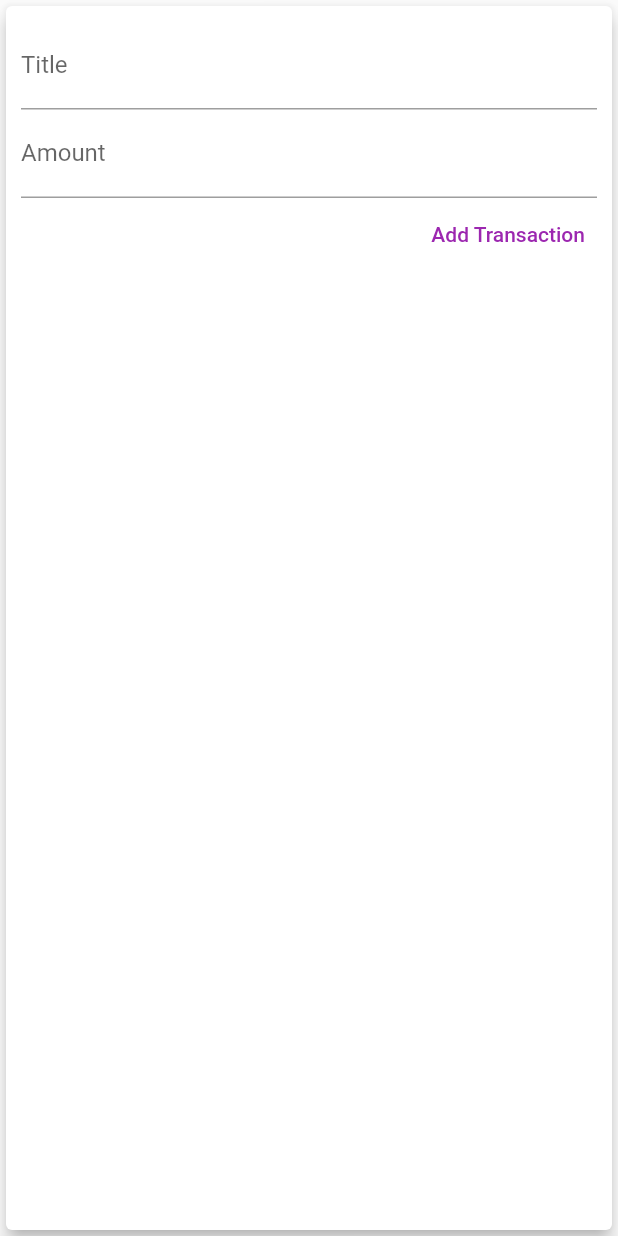
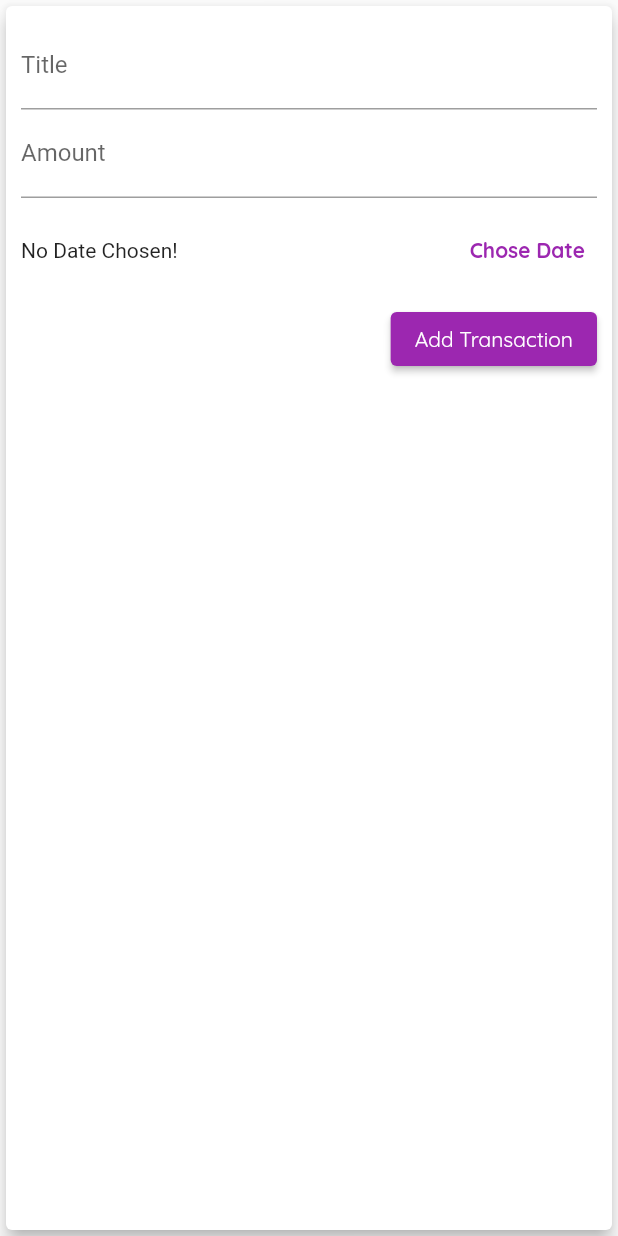
Before and after one commit to DjarallahBrahim/FlutterLearning, a Flutter app: the NewTransaction widget shown alone on an empty page, opened directly with empty values, after a tap on "Add Transaction", on a phone screen of 412 x 824 dp. Run offline on Flutter 3.47's test engine with Material 2 defaults, Android fonts, the light colour scheme and no system bars.

Commit message:
add datePicker

```diff
--- a/2-PersonalExpensesAPP/lib/widgets/new_transaction.dart
+++ b/2-PersonalExpensesAPP/lib/widgets/new_transaction.dart
@@ -1,6 +1,7 @@
 // ignore_for_file: use_key_in_widget_constructors, prefer_const_constructors, prefer_const_constructors_in_immutables
 
 import 'package:flutter/material.dart';
+import 'package:intl/intl.dart';
 
 class NewTransaction extends StatefulWidget {
   final Function addNewTransactipon;
@@ -12,22 +13,37 @@ class NewTransaction extends StatefulWidget {
 }
 
 class _NewTransactionState extends State<NewTransaction> {
-  final titleControler = TextEditingController();
+  final _titleControler = TextEditingController();
+  final _amountControler = TextEditingController();
+  DateTime? _selectedDate;
+  void _submitData() {
+    final entredTitle = _titleControler.text;
+    final entredMount = double.parse(_amountControler.text);
 
-  final amountControler = TextEditingController();
-
-  void submitData() {
-    final entredTitle = titleControler.text;
-    final entredMount = double.parse(amountControler.text);
-
-    if (entredMount >= 0 && entredTitle.isNotEmpty) {
-      widget.addNewTransactipon(
-        titleControler.text,
-        double.parse(amountControler.text),
-      );
+    if (entredMount >= 0 && entredTitle.isNotEmpty && _selectedDate != null) {
+      widget.addNewTransactipon(_titleControler.text,
+          double.parse(_amountControler.text), _selectedDate);
+    } else {
+      return;
     }
 
     Navigator.of(context).pop();
+  }
+
+  void _presentDatePicker() {
+    showDatePicker(
+            context: context,
+            initialDate: DateTime.now(),
+            firstDate: DateTime(2019),
+            lastDate: DateTime.now())
+        .then((date) {
+      if (date == null) {
+        return null;
+      }
+      setState(() {
+        _selectedDate = date;
+      });
+    });
   }
 
   @override
@@ -35,35 +51,54 @@ class _NewTransactionState extends State<NewTransaction> {
     return Card(
       elevation: 5,
       child: Container(
-        padding: const EdgeInsets.all(10),
-        child: Column(
-          crossAxisAlignment: CrossAxisAlignment.end,
-          children: [
+        padding: EdgeInsets.all(10),
+        child: Column(crossAxisAlignment: CrossAxisAlignment.end, children: [
           TextField(
             decoration: const InputDecoration(
               labelText: 'Title',
             ),
-              controller: titleControler,
-              onSubmitted: (_) => submitData(),
+            controller: _titleControler,
+            onSubmitted: (_) => _submitData(),
           ),
           TextField(
             toolbarOptions: const ToolbarOptions(copy: false),
             decoration: const InputDecoration(
               labelText: 'Amount',
             ),
-              controller: amountControler,
+            controller: _amountControler,
             keyboardType: TextInputType.numberWithOptions(decimal: true),
-              onSubmitted: (_) => submitData(),
+            onSubmitted: (_) => _submitData(),
+          ),
+          Container(
+            height: 70,
+            child: Row(children: [
+              Expanded(
+                child: Text(
+                  _selectedDate == null
+                      ? 'No Date Chosen!'
+                      : 'Picked Date: ${DateFormat.yMd().format(_selectedDate!).toString()}',
+                ),
               ),
               TextButton(
-              onPressed: submitData,
-              child: const Text('Add Transaction'),
-              style: TextButton.styleFrom(
-                primary: Colors.purple,
+                onPressed: _presentDatePicker,
+                child: Text(
+                  'Chose Date',
+                  style: TextStyle(
+                    fontWeight: FontWeight.bold,
                   ),
                 ),
-          ],
               ),
+            ]),
+          ),
+          ElevatedButton(
+            onPressed: _submitData,
+            child: const Text('Add Transaction'),
+            style: ElevatedButton.styleFrom(
+              primary: Theme.of(context).primaryColor,
+              onPrimary: Theme.of(context).textTheme.button!.color,
+            ),
+          ),
+        ]),
       ),
     );
   }
```
Also changed, not shown: 2-PersonalExpensesAPP/lib/main.dart (+5 -2 lines). Lines whose indentation alone changed are shown as unchanged.
